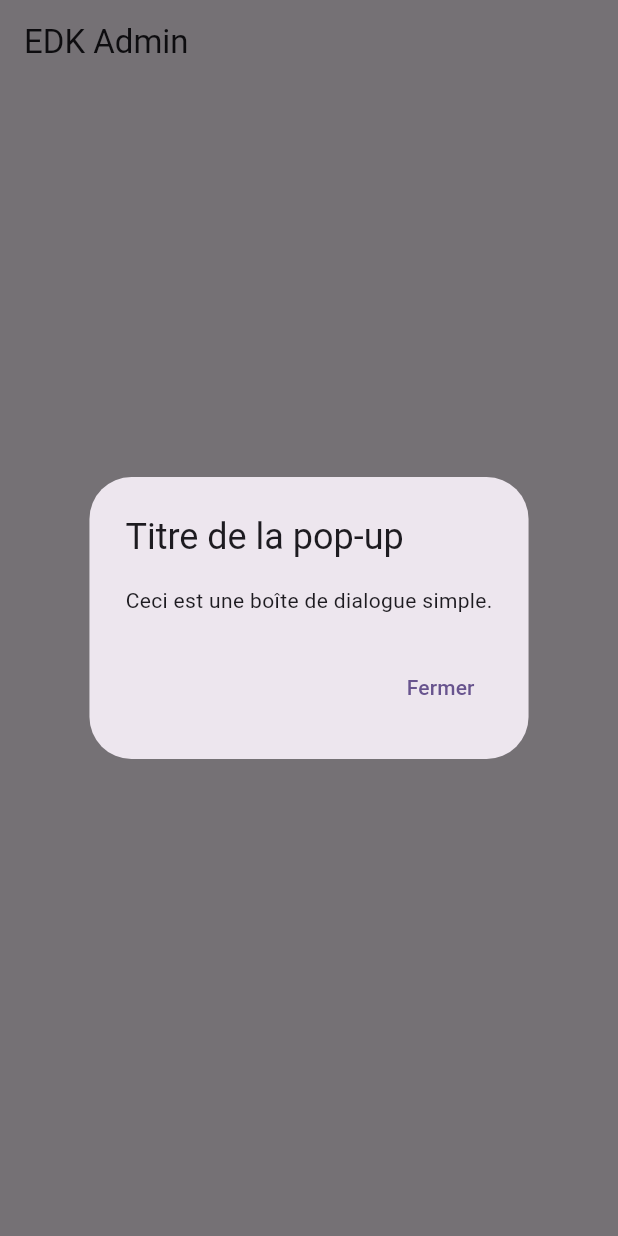
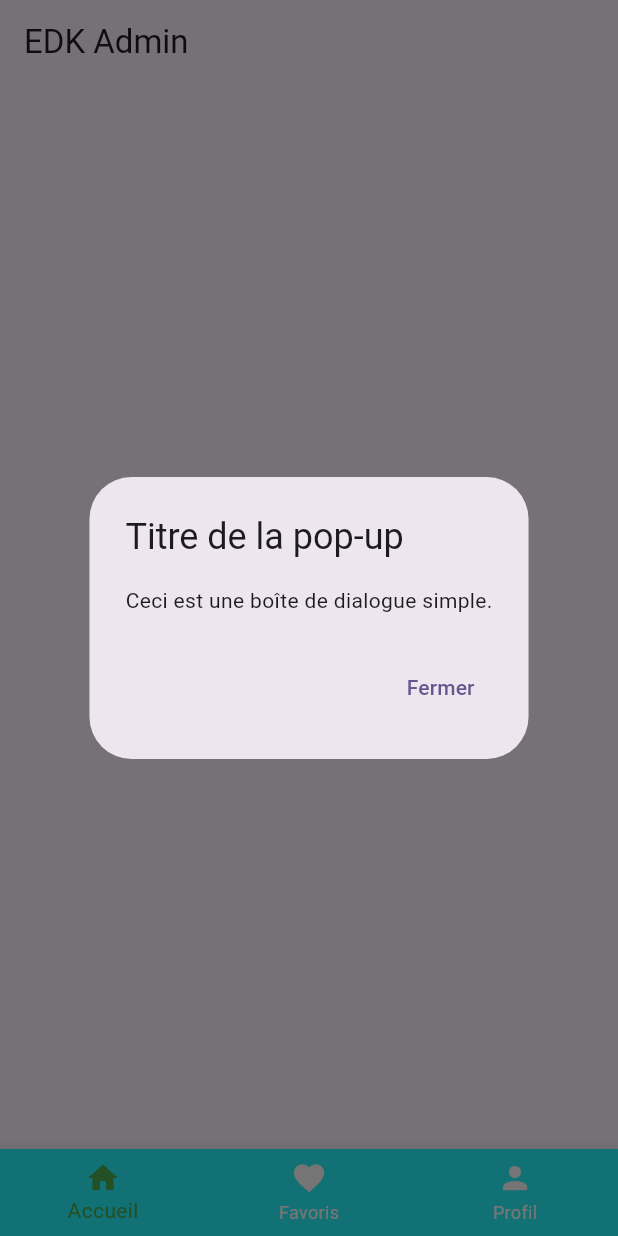
Before and after one commit to erwannevonia/EDK_AP_Lourd, a Flutter app: the screen it shows after launch, after a tap on "Une question ?", on a phone screen of 412 x 824 dp. Run offline on Flutter 3.47's test engine with Material 3 defaults, Android fonts, the phone set to English and light mode, and no system bars.

Commit message:
update main.dart     - Mise en place de la NavBar

```diff
--- a/lib/main.dart
+++ b/lib/main.dart
@@ -58,6 +58,14 @@
     );
   }
 
+  int _currentIndex = 0;
+
+  // final List<Widget> _pages = [
+  //   const ConcertListScreen(),
+  //   const FavoritesScreen(),
+  //   const ProfileScreen(),
+  // ];
+
   @override
   Widget build(BuildContext context) {
     return Scaffold(
@@ -73,6 +81,31 @@
                   child: const Text("Une question ?"),
                 ),
               ],
-        )));
+            )
+        ),
+
+        // NavBar
+        bottomNavigationBar: BottomNavigationBar(
+            backgroundColor: const Color.fromARGB(255, 38, 246, 253),
+            selectedItemColor: Colors.green,
+            unselectedItemColor: Colors.white,
+            // currentIndex = la page entre 0 et 1, utilisant le tableau
+            // au dessus, _pages
+            currentIndex: _currentIndex,
+            onTap: (index) {
+              // setState indique qu'il faut re-build l'application, puis
+              // on indique dans _currentIndex quelle page on est (0, 1, 2)
+              setState(() {
+                _currentIndex = index;
+              });
+            },
+            // les items sont les diiférentes catégories pour la navbar
+            items: const [
+              BottomNavigationBarItem(icon: Icon(Icons.home), label: 'Accueil'),
+              BottomNavigationBarItem(icon: Icon(Icons.favorite), label: 'Favoris'),
+              BottomNavigationBarItem(icon: Icon(Icons.person), label: 'Profil'),
+            ],
+          ),
+      );
   }
 }
```
Also changed, not shown: pubspec.lock, 1 other file. Lines whose indentation alone changed are shown as unchanged.
